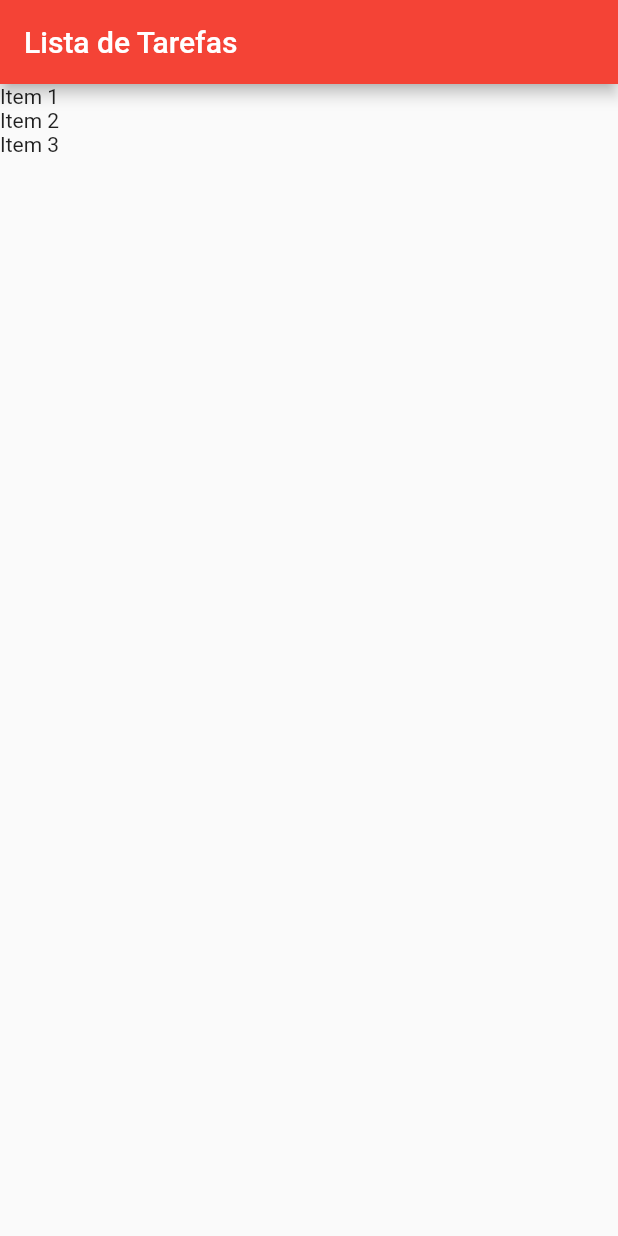
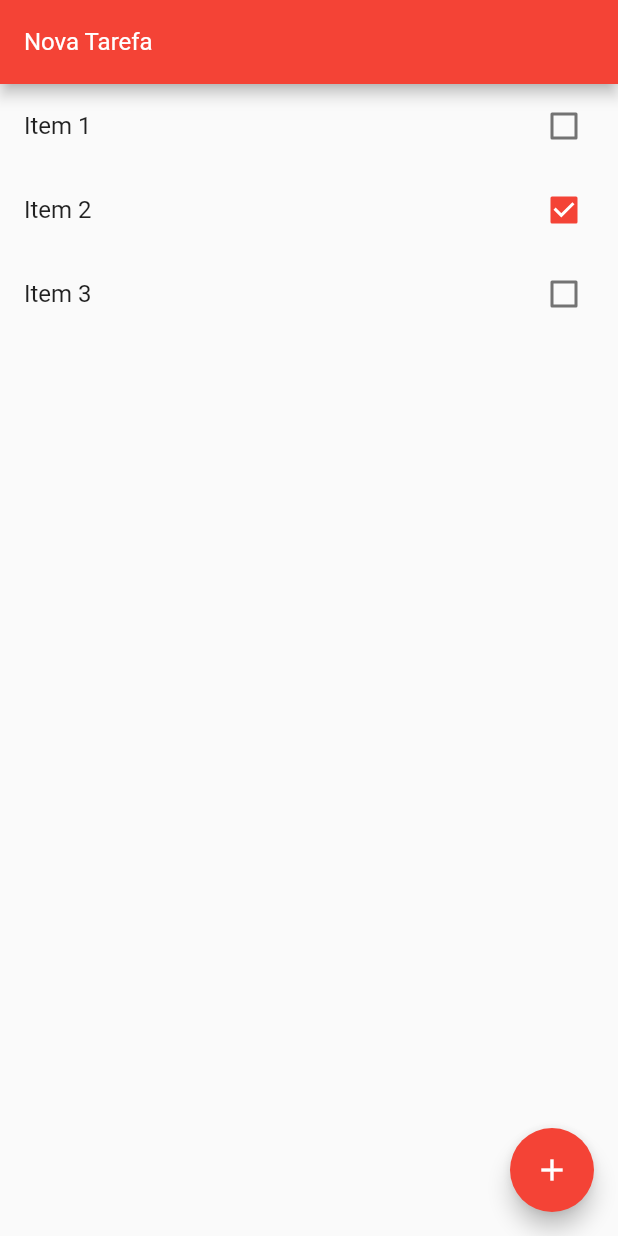
Before and after one commit to emersonleo/Flutter, a Flutter app: the screen it shows after launch, on a phone screen of 412 x 824 dp. Run offline on Flutter 3.47's test engine with Material 2 defaults, Android fonts, the phone set to English and light mode, and no system bars; Roboto replaces fonts that are missing (Montserrat).

Commit message:
Adicionando funcionalidade de criação de tarefas

```diff
--- a/lib/main.dart
+++ b/lib/main.dart
@@ -32,16 +32,54 @@ class HomePage extends StatefulWidget {
 }
 
 class _HomePageState extends State<HomePage> {
+  var taskController = TextEditingController();
+
+  void add() {
+    if (taskController.text.isEmpty) {
+      return;
+    }
+    setState(() {
+      widget.items.add(Item(title: taskController.text, done: false));
+      taskController.clear();
+    });
+  }
+
   @override
   Widget build(BuildContext context) {
     return Scaffold(
-        appBar: AppBar(
-          title: Text("Lista de Tarefas"),
+      appBar: AppBar(
+          title: TextFormField(
+        controller: taskController,
+        keyboardType: TextInputType.text,
+        style: TextStyle(
+          color: Colors.white,
+          fontFamily: "Montserrat",
         ),
-        body: ListView.builder(
-            itemCount: widget.items.length,
-            itemBuilder: (BuildContext context, int index) {
-              return Text(widget.items[index].title);
-            }));
+        decoration: InputDecoration(
+          labelText: "Nova Tarefa",
+          labelStyle: TextStyle(color: Colors.white),
+        ),
+      )),
+      body: ListView.builder(
+          itemCount: widget.items.length,
+          itemBuilder: (BuildContext context, int index) {
+            final item = widget.items[index];
+            return CheckboxListTile(
+              title: Text(item.title),
+              key: Key(item.title),
+              value: item.done,
+              onChanged: (bool value) {
+                setState(() {
+                  item.done = value;
+                });
+              },
+            );
+          }),
+      floatingActionButton: FloatingActionButton(
+        onPressed: add,
+        child: Icon(Icons.add),
+        backgroundColor: Colors.red,
+      ),
+    );
   }
 }
```
